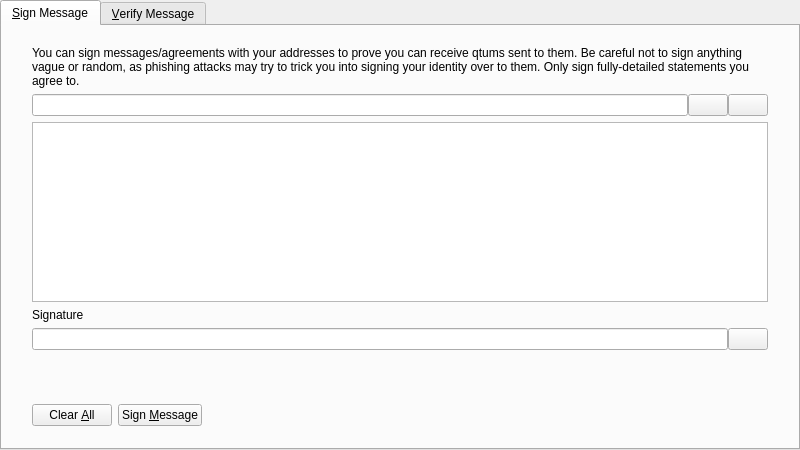
Old version of the form src/qt/forms/signverifymessagedialog.ui in the repository githubzon/qtum.
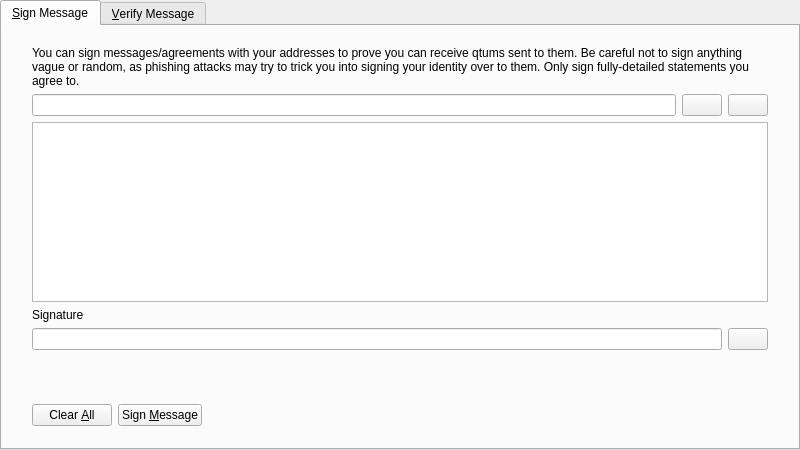
New version of the form. Icons and pictures are not drawn. Custom widgets are drawn as their Qt base class.

Diff of the .ui file:
```diff
--- a/src/qt/forms/signverifymessagedialog.ui
+++ b/src/qt/forms/signverifymessagedialog.ui
@@ -81,7 +81,7 @@
          <item>
           <layout class="QHBoxLayout" name="horizontalLayout_1_SM">
            <property name="spacing">
-            <number>0</number>
+            <number>6</number>
            </property>
            <item>
             <widget class="QValidatedLineEdit" name="addressIn_SM">
@@ -152,7 +152,7 @@
          <item>
           <layout class="QHBoxLayout" name="horizontalLayout_2_SM">
            <property name="spacing">
-            <number>0</number>
+            <number>6</number>
            </property>
            <item>
             <widget class="QLineEdit" name="signatureOut_SM">
```
Left out of the diff: 2 changed lines with no effect on the pictures.
